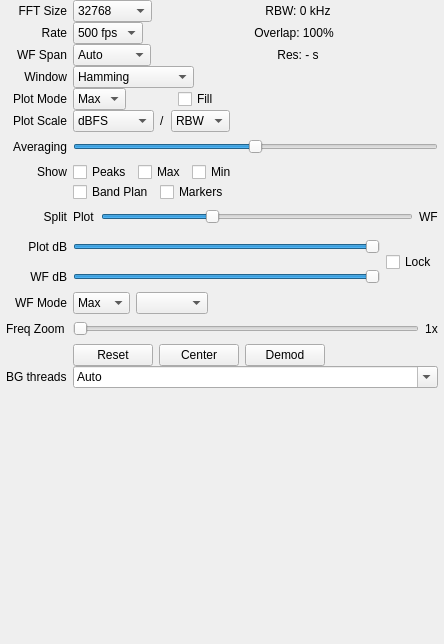
Before: the Qt Designer form src/qtgui/dockfft.ui in vladisslav2011/gqrx, drawn with Qt 5.
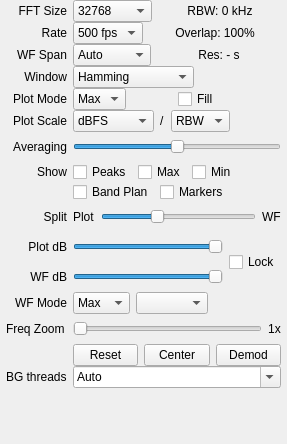
After: the same form once the commit is applied. Custom widgets are drawn as their Qt base class.

Commit message: Reduce docks minimal width

The edit to the form file:
```diff
--- a/src/qtgui/dockfft.ui
+++ b/src/qtgui/dockfft.ui
@@ -6,13 +6,13 @@
    <rect>
     <x>0</x>
     <y>0</y>
-    <width>444</width>
-    <height>644</height>
+    <width>287</width>
+    <height>444</height>
    </rect>
   </property>
   <property name="minimumSize">
    <size>
-    <width>300</width>
+    <width>200</width>
     <height>200</height>
    </size>
   </property>
@@ -85,8 +85,8 @@
         <rect>
          <x>0</x>
          <y>0</y>
-         <width>444</width>
-         <height>619</height>
+         <width>255</width>
+         <height>445</height>
         </rect>
        </property>
        <property name="sizePolicy">
@@ -1512,7 +1512,7 @@
               </property>
               <property name="minimumSize">
                <size>
-                <width>40</width>
+                <width>32</width>
                 <height>0</height>
                </size>
               </property>
@@ -1537,7 +1537,7 @@
               </property>
               <property name="minimumSize">
                <size>
-                <width>40</width>
+                <width>32</width>
                 <height>0</height>
                </size>
               </property>
@@ -1562,7 +1562,7 @@
               </property>
               <property name="minimumSize">
                <size>
-                <width>40</width>
+                <width>32</width>
                 <height>0</height>
                </size>
               </property>
@@ -1691,6 +1691,12 @@
           </item>
           <item row="20" column="1">
            <widget class="QComboBox" name="threadsComboBox">
+            <property name="sizePolicy">
+             <sizepolicy hsizetype="MinimumExpanding" vsizetype="Preferred">
+              <horstretch>0</horstretch>
+              <verstretch>0</verstretch>
+             </sizepolicy>
+            </property>
             <property name="editable">
              <bool>true</bool>
             </property>
```
The commit also changes 4 other files.
